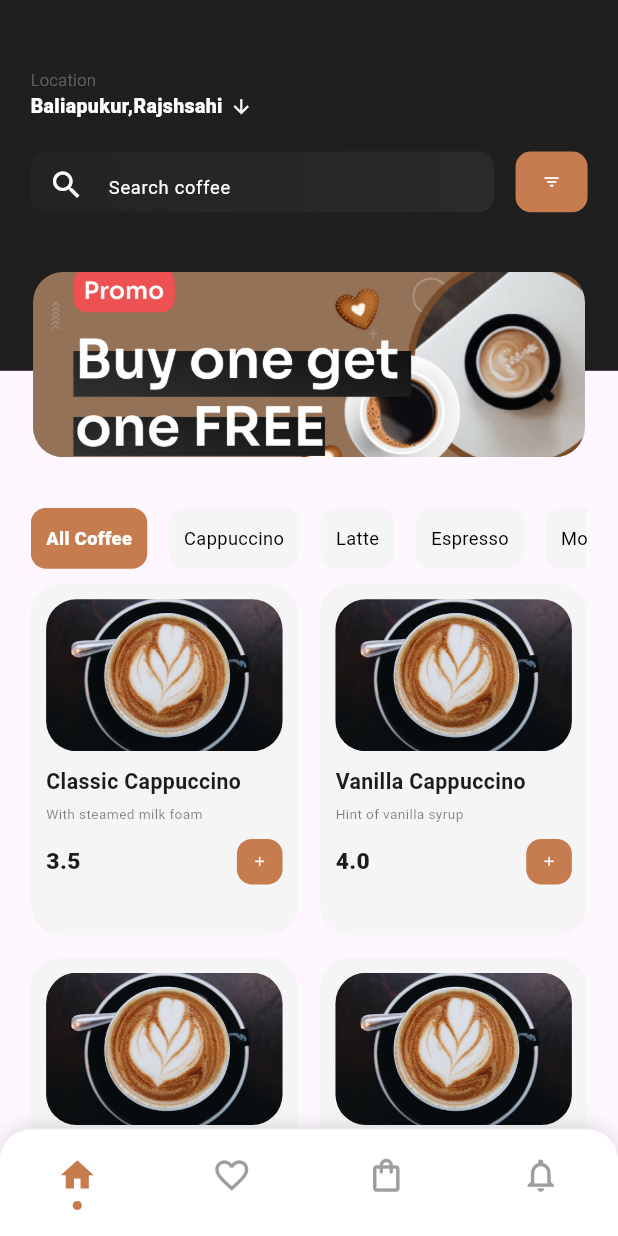
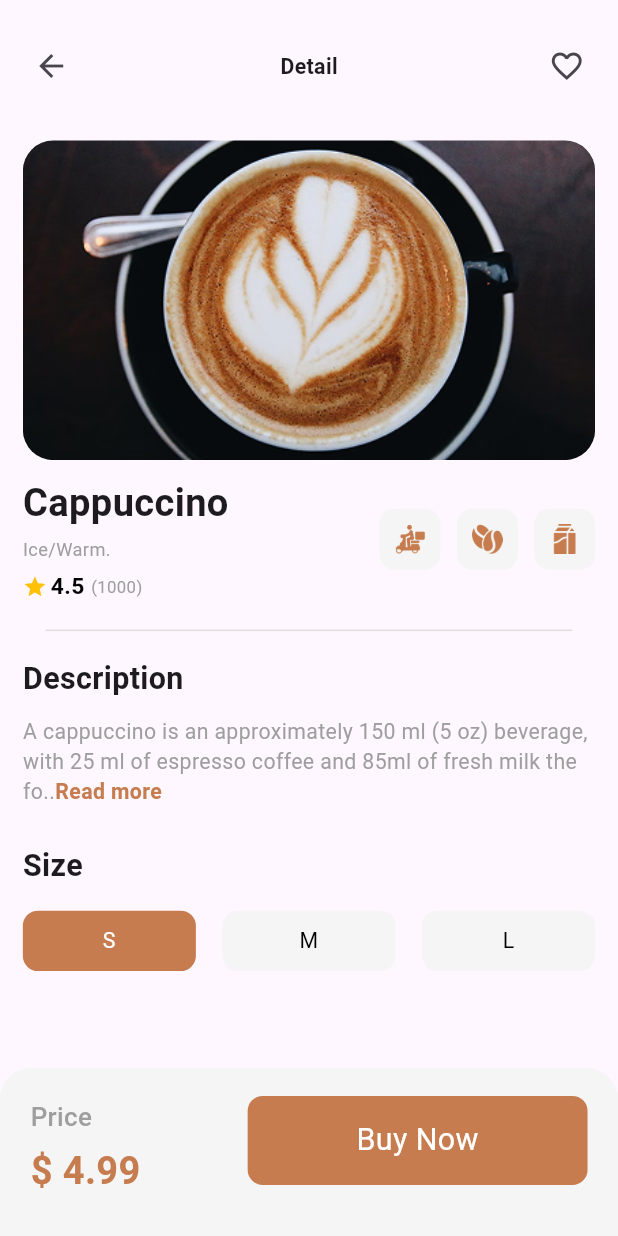
Before and after one commit to Dragorrik/flutter_ui_practice, a Flutter app: the screen it shows after launch, on a phone screen of 412 x 824 dp. Run offline on Flutter 3.47's test engine with Material 3 defaults, Android fonts, the light colour scheme and no system bars; our stand-ins replace flutter_screenutil.

Commit message:
Item detail page UI completed

```diff
--- a/lib/coffe_shop_app/ui/coffe_home_ui.dart
+++ b/lib/coffe_shop_app/ui/coffe_home_ui.dart
@@ -179,6 +179,8 @@ class _CoffeHomeUiState extends State<CoffeHomeUi> {
                             mainAxisAlignment: MainAxisAlignment.start,
                             crossAxisAlignment: CrossAxisAlignment.start,
                             children: [
+                              Stack(
+                                children: [
                                   ClipRRect(
                                     borderRadius: BorderRadius.circular(20.r),
                                     child: Image.asset(
@@ -187,6 +189,30 @@ class _CoffeHomeUiState extends State<CoffeHomeUi> {
                                       width: double.infinity,
                                       fit: BoxFit.cover,
                                     ),
+                                  ),
+                                  Positioned(
+                                      left: 0.29.sw,
+                                      top: 0.01.sh,
+                                      right: 0.01.sw,
+                                      child: Row(
+                                        children: [
+                                          Icon(
+                                            Icons.star,
+                                            color: Colors.yellowAccent,
+                                            size: 10.r,
+                                          ),
+                                          SizedBox(
+                                            width: 2.w,
+                                          ),
+                                          Text('4.8',
+                                              style: TextStyle(
+                                                fontSize: 10.sp,
+                                                fontWeight: FontWeight.w600,
+                                                color: Colors.white,
+                                              )),
+                                        ],
+                                      ))
+                                ],
                               ),
                               SizedBox(
                                 height: 10.h,
--- /dev/null
+++ b/lib/coffe_shop_app/ui/item_detail.dart
@@ -0,0 +1,318 @@
+import 'package:flutter/material.dart';
+import 'package:flutter_screenutil/flutter_screenutil.dart';
+
+String itemInfo =
+    "A cappuccino is an approximately 150 ml (5 oz) beverage, with 25 ml of espresso coffee and 85ml of fresh milk the fo..";
+
+class ItemDetail extends StatelessWidget {
+  const ItemDetail({super.key});
+
+  @override
+  Widget build(BuildContext context) {
+    return Scaffold(
+      body: Column(
+        children: [
+          SizedBox(
+            height: 10.h,
+          ),
+          Padding(
+            padding: EdgeInsets.all(10.r),
+            child: Row(
+              mainAxisAlignment: MainAxisAlignment.spaceBetween,
+              children: [
+                IconButton(
+                  icon: const Icon(Icons.arrow_back),
+                  onPressed: () {
+                    Navigator.pop(context);
+                  },
+                ),
+                Text('Detail',
+                    style: TextStyle(
+                      fontSize: 14.sp,
+                      fontWeight: FontWeight.bold,
+                    )),
+                IconButton(
+                  icon: const Icon(Icons.favorite_border),
+                  onPressed: () {},
+                ),
+              ],
+            ),
+          ),
+          Padding(
+            padding: EdgeInsets.all(15.r),
+            child: Column(
+              crossAxisAlignment: CrossAxisAlignment.start,
+              children: [
+                ClipRRect(
+                  borderRadius: BorderRadius.circular(20.r),
+                  child: Image.asset(
+                    'assets/images/coffee.png',
+                    width: double.infinity,
+                    height: 210.h,
+                    fit: BoxFit.cover,
+                  ),
+                ),
+                SizedBox(height: 10.h),
+                Row(
+                  crossAxisAlignment: CrossAxisAlignment.center,
+                  children: [
+                    Column(
+                      crossAxisAlignment: CrossAxisAlignment.start,
+                      children: [
+                        Text(
+                          'Cappuccino',
+                          style: TextStyle(
+                            fontSize: 25.sp,
+                            fontWeight: FontWeight.bold,
+                          ),
+                        ),
+                        SizedBox(height: 5.h),
+                        Text(
+                          'Ice/Warm.',
+                          style: TextStyle(
+                            fontSize: 12.sp,
+                            color: Colors.grey,
+                          ),
+                        ),
+                        SizedBox(height: 5.h),
+                        Row(
+                          children: [
+                            Icon(
+                              Icons.star,
+                              color: Colors.amber,
+                              size: 16.r,
+                            ),
+                            SizedBox(width: 2.w),
+                            Text(
+                              '4.5',
+                              style: TextStyle(
+                                fontSize: 15.sp,
+                                color: Colors.black,
+                                fontWeight: FontWeight.bold,
+                              ),
+                            ),
+                            SizedBox(width: 4.w),
+                            Text(
+                              '(1000)',
+                              style: TextStyle(
+                                fontSize: 11.sp,
+                                color: Colors.grey,
+                              ),
+                            ),
+                          ],
+                        ),
+                      ],
+                    ),
+                    Spacer(),
+                    Container(
+                      decoration: BoxDecoration(
+                        color: const Color(0xFFF5F5F5),
+                        borderRadius: BorderRadius.circular(10.r),
+                      ),
+                      padding: EdgeInsets.all(10.r),
+                      child: Image.asset(
+                        'assets/images/bike.png',
+                        width: 20.r,
+                        height: 20.r,
+                        fit: BoxFit.cover,
+                      ),
+                    ),
+                    SizedBox(width: 10.w),
+                    Container(
+                      decoration: BoxDecoration(
+                        color: const Color(0xFFF5F5F5),
+                        borderRadius: BorderRadius.circular(10.r),
+                      ),
+                      padding: EdgeInsets.all(10.r),
+                      child: Image.asset(
+                        'assets/images/bean.png',
+                        width: 20.r,
+                        height: 20.r,
+                        fit: BoxFit.cover,
+                      ),
+                    ),
+                    SizedBox(width: 10.w),
+                    Container(
+                      decoration: BoxDecoration(
+                        color: const Color(0xFFF5F5F5),
+                        borderRadius: BorderRadius.circular(10.r),
+                      ),
+                      padding: EdgeInsets.all(10.r),
+                      child: Image.asset(
+                        'assets/images/package.png',
+                        width: 20.r,
+                        height: 20.r,
+                        fit: BoxFit.cover,
+                      ),
+                    ),
+                  ],
+                ),
+                SizedBox(
+                  height: 10.h,
+                ),
+                Padding(
+                  padding: EdgeInsets.symmetric(horizontal: 15.r),
+                  child: Divider(
+                    color: const Color.fromARGB(255, 226, 222, 222),
+                    thickness: 1,
+                  ),
+                ),
+                SizedBox(height: 10.h),
+                Text("Description",
+                    style: TextStyle(
+                      fontSize: 20.sp,
+                      fontWeight: FontWeight.bold,
+                    )),
+                SizedBox(height: 10.h),
+                Text.rich(
+                  TextSpan(
+                    text: itemInfo,
+                    style: TextStyle(
+                      fontSize: 14.sp,
+                      color: Colors.grey,
+                    ),
+                    children: [
+                      TextSpan(
+                        text: 'Read more',
+                        style: TextStyle(
+                          fontSize: 14.sp,
+                          color: const Color(0xFFC67C4E),
+                          fontWeight: FontWeight.bold,
+                        ),
+                      ),
+                    ],
+                  ),
+                ),
+                SizedBox(height: 25.h),
+                Text("Size",
+                    style: TextStyle(
+                      fontSize: 20.sp,
+                      fontWeight: FontWeight.bold,
+                    )),
+                SizedBox(height: 15.h),
+                Row(
+                  mainAxisAlignment: MainAxisAlignment.spaceBetween,
+                  children: [
+                    Container(
+                      width: 0.28.sw,
+                      decoration: BoxDecoration(
+                        color: const Color(0xFFC67C4E),
+                        borderRadius: BorderRadius.circular(10.r),
+                      ),
+                      padding: EdgeInsets.all(10.r),
+                      child: Text(
+                        textAlign: TextAlign.center,
+                        'S',
+                        style: TextStyle(
+                          fontSize: 14.sp,
+                          color: Colors.white,
+                        ),
+                      ),
+                    ),
+                    SizedBox(width: 10.w),
+                    Container(
+                      width: 0.28.sw,
+                      decoration: BoxDecoration(
+                        color: const Color(0xFFF5F5F5),
+                        borderRadius: BorderRadius.circular(10.r),
+                      ),
+                      padding: EdgeInsets.all(10.r),
+                      child: Text(
+                        textAlign: TextAlign.center,
+                        'M',
+                        style: TextStyle(
+                          fontSize: 14.sp,
+                          color: Colors.black,
+                        ),
+                      ),
+                    ),
+                    SizedBox(width: 10.w),
+                    Container(
+                      width: 0.28.sw,
+                      decoration: BoxDecoration(
+                        color: const Color(0xFFF5F5F5),
+                        borderRadius: BorderRadius.circular(10.r),
+                      ),
+                      padding: EdgeInsets.all(10.r),
+                      child: Text(
+                        textAlign: TextAlign.center,
+                        'L',
+                        style: TextStyle(
+                          fontSize: 14.sp,
+                          color: Colors.black,
+                        ),
+                      ),
+                    ),
+                  ],
+                ),
+                SizedBox(
+                  height: 0.06.sh,
+                ),
+              ],
+            ),
+          ),
+          Container(
+            padding: EdgeInsets.only(
+              left: 20.r,
+              right: 20.r,
+              top: 10.r,
+              bottom: 38.r,
+            ),
+            width: double.infinity,
+            decoration: BoxDecoration(
+              color: const Color(0xFFF5F5F5),
+              borderRadius: BorderRadius.only(
+                topLeft: Radius.circular(20.r),
+                topRight: Radius.circular(20.r),
+              ),
+            ),
+            child: Row(
+              children: [
+                Column(
+                  crossAxisAlignment: CrossAxisAlignment.start,
+                  children: [
+                    SizedBox(height: 10.h),
+                    Text(
+                      'Price',
+                      style: TextStyle(
+                        fontSize: 17.sp,
+                        fontWeight: FontWeight.w500,
+                        color: Colors.grey,
+                      ),
+                    ),
+                    SizedBox(height: 5.h),
+                    Text(
+                      '\$ 4.99',
+                      style: TextStyle(
+                        fontSize: 25.sp,
+                        fontWeight: FontWeight.bold,
+                        color: Color(0XFFC67C4E),
+                      ),
+                    ),
+                  ],
+                ),
+                Spacer(),
+                Container(
+                  width: 0.55.sw,
+                  decoration: BoxDecoration(
+                    color: const Color(0xFFC67C4E),
+                    borderRadius: BorderRadius.circular(10.r),
+                  ),
+                  padding: EdgeInsets.all(15.r),
+                  child: Text(
+                    'Buy Now',
+                    textAlign: TextAlign.center,
+                    style: TextStyle(
+                      fontSize: 20.sp,
+                      color: Colors.white,
+                    ),
+                  ),
+                ),
+              ],
+            ),
+          )
+        ],
+      ),
+    );
+  }
+}
--- a/lib/main.dart
+++ b/lib/main.dart
@@ -1,6 +1,6 @@
 import 'package:flutter/material.dart';
 import 'package:flutter_screenutil/flutter_screenutil.dart';
-import 'package:practice_uis/coffe_shop_app/ui/coffe_home_ui.dart';
+import 'package:practice_uis/coffe_shop_app/ui/item_detail.dart';
 
 void main() {
   runApp(const MyApp());
@@ -21,7 +21,7 @@ class MyApp extends StatelessWidget {
           colorScheme: ColorScheme.fromSeed(seedColor: Colors.deepPurple),
           useMaterial3: true,
         ),
-        home: const CoffeHomeUi(),
+        home: const ItemDetail(),
       ),
     );
   }
```
Also changed, not shown: assets/images/bean.png (added), assets/images/bike.png (added), assets/images/package.png (added). Lines whose indentation alone changed are shown as unchanged.
